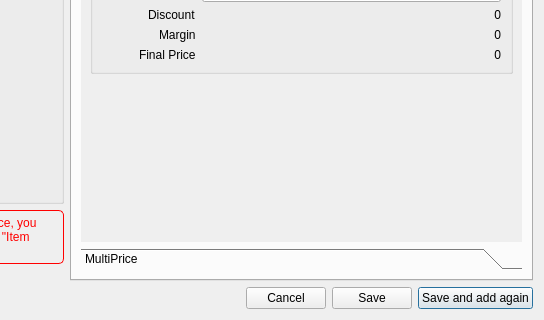
Before: the Qt Designer form libgui/item/additemdialog.ui in apinprastya/sultan, drawn with Qt 5; both pictures show x 294 to 838 and y 219 to 539 of the 838 by 539 pixel window.
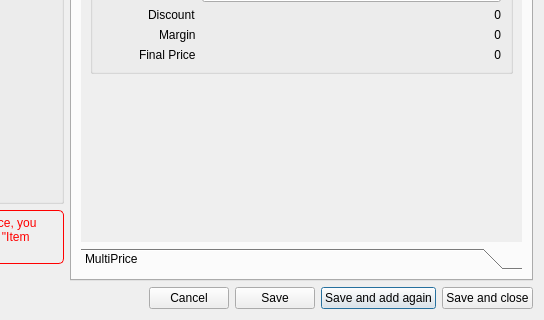
After: the same form once the commit is applied. The open tabs and pages were chosen to show the change. Icons and pictures are not drawn. Custom widgets are drawn as their Qt base class.

Commit message: adding button save and close on item add dialog

What changed in the file:
```diff
--- a/libgui/item/additemdialog.ui
+++ b/libgui/item/additemdialog.ui
@@ -674,6 +674,16 @@
        </property>
       </widget>
      </item>
+     <item>
+      <widget class="QPushButton" name="pushSaveClose">
+       <property name="text">
+        <string>Save and close</string>
+       </property>
+       <property name="autoDefault">
+        <bool>false</bool>
+       </property>
+      </widget>
+     </item>
     </layout>
    </item>
   </layout>
```
Left out of the diff: 8 changed lines with no effect on the pictures. The commit also changes 4 other files.
